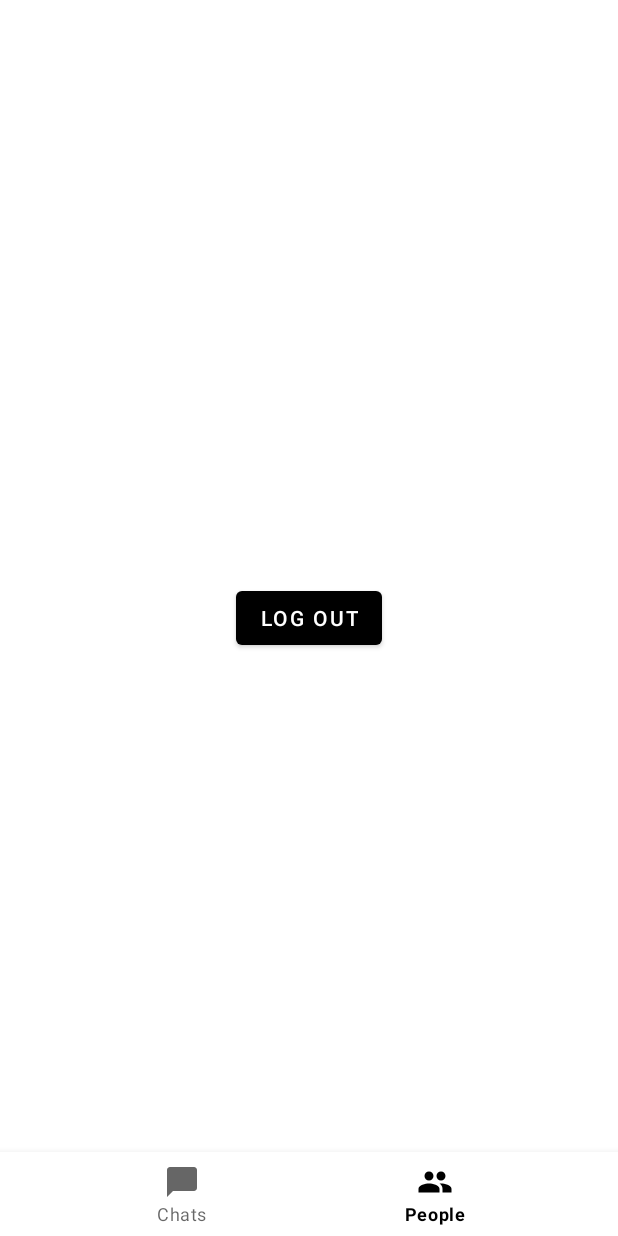
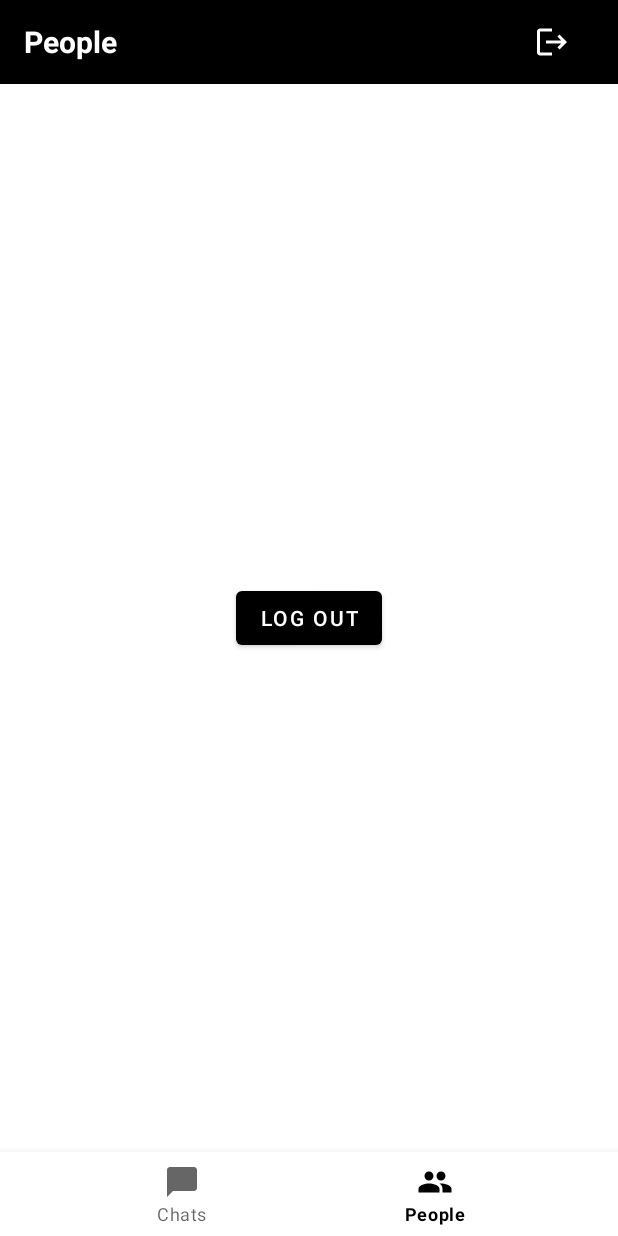
Before and after one commit to Dinu-Alin/Chat-UniTBv, an Android app: the PeopleFragment screen opened through its navigation route, on a phone screen of 412 x 824 dp. Run offline under Robolectric (Android 15) with nearby library versions, the phone set to English and light mode, and no system bars; our stand-ins replace navigation-ui.

Commit message:
Added toolbar and slider menu

```diff
--- a/ChatUniTbv/app/build.gradle.kts
+++ b/ChatUniTbv/app/build.gradle.kts
@@ -49,10 +49,10 @@ dependencies {
     implementation("com.google.firebase:firebase-messaging:23.0.0")
     implementation("androidx.work:work-runtime:2.7.0")
     implementation("androidx.legacy:legacy-support-v4:1.0.0")
-    val kotlin_version = "1.5.10"
+    val kotlin_version = "1.5.20"
     implementation("org.jetbrains.kotlin:kotlin-stdlib:${kotlin_version}")
     implementation("androidx.core:core-ktx:1.7.0")
-    implementation("androidx.appcompat:appcompat:1.3.1")
+    implementation("androidx.appcompat:appcompat:1.4.0")
     implementation("com.google.android.material:material:1.4.0")
     implementation("androidx.constraintlayout:constraintlayout:2.1.1")
     testImplementation("junit:junit:4.13.2")
--- a/ChatUniTbv/app/src/main/java/com/lagar/chatunitbv/activities/MainActivity.kt
+++ b/ChatUniTbv/app/src/main/java/com/lagar/chatunitbv/activities/MainActivity.kt
@@ -3,43 +3,70 @@ package com.lagar.chatunitbv.activities
 import android.os.Bundle
 import android.os.Handler
 import android.os.Looper
+import android.view.View
+import android.widget.TextView
 import android.widget.Toast
+import androidx.appcompat.app.ActionBarDrawerToggle
 import androidx.appcompat.app.AppCompatActivity
+import androidx.appcompat.widget.Toolbar
+import androidx.core.view.GravityCompat
+import androidx.drawerlayout.widget.DrawerLayout
 import androidx.navigation.NavController
 import androidx.navigation.fragment.NavHostFragment
 import androidx.navigation.ui.AppBarConfiguration
 import androidx.navigation.ui.setupActionBarWithNavController
 import androidx.navigation.ui.setupWithNavController
 import com.google.android.material.bottomnavigation.BottomNavigationView
+import com.google.android.material.navigation.NavigationView
 import com.lagar.chatunitbv.R
 import com.lagar.chatunitbv.databinding.ActivityMainBinding
 
-class MainActivity : AppCompatActivity() {
+class MainActivity : AppCompatActivity(){
 
     private lateinit var binding: ActivityMainBinding
-
+private lateinit var drawerLayout: DrawerLayout
+private lateinit var title:TextView
     override fun onCreate(savedInstanceState: Bundle?) {
         super.onCreate(savedInstanceState)
 
         binding = ActivityMainBinding.inflate(layoutInflater)
 
         setContentView(binding.root)
-
-
-
-        val navView: BottomNavigationView = binding.navView
-
+title = findViewById(R.id.toolbar_title)
+        val bottomNavView: BottomNavigationView = binding.bottomNavView
+         drawerLayout = findViewById(R.id.drawerLayout)
+        val toolbar: Toolbar = findViewById(R.id.toolbar)
+        val navigationView: NavigationView= findViewById(R.id.nav_view)
         val navHostFragment = supportFragmentManager.findFragmentById(R.id.nav_host_fragment_activity_main) as NavHostFragment
         val navController: NavController = navHostFragment.navController
+        val toggle = ActionBarDrawerToggle(this, drawerLayout, toolbar,R.string.navigation_drawer_open, R.string.navigation_drawer_close)
 
+        setSupportActionBar(toolbar)
+        toolbar.setNavigationOnClickListener(View.OnClickListener {
+           if(drawerLayout.isDrawerOpen(GravityCompat.START)){
+               drawerLayout.closeDrawer(GravityCompat.START)
+           }else{
+               drawerLayout.openDrawer(GravityCompat.START)
+           }
+       })
+        navigationView.bringToFront()
+        toggle.syncState()
+        drawerLayout.addDrawerListener(toggle)
         val appBarConfiguration = AppBarConfiguration(
             setOf(
                 R.id.navigation_chats, R.id.navigation_people
             )
         )
+         navController.addOnDestinationChangedListener{ _, destination, _ ->
+             title.text = when(destination.id){
+             R.id.navigation_chats -> "Chats"
+             R.id.navigation_people ->"People"
+             else ->" "
+    }
+}
         setupActionBarWithNavController(navController, appBarConfiguration)
-        navView.setupWithNavController(navController)
-        supportActionBar?.hide()
+        bottomNavView.setupWithNavController(navController)
+
     }
 
     private var doubleBackToExitPressedOnce = false
@@ -59,4 +86,7 @@ class MainActivity : AppCompatActivity() {
         }, 2000)
     }
 
+
+
+
 }
--- /dev/null
+++ b/ChatUniTbv/app/src/main/res/drawable/ic_baseline_logout_24.xml
@@ -0,0 +1,11 @@
+<vector xmlns:android="http://schemas.android.com/apk/res/android"
+    android:width="24dp"
+    android:height="24dp"
+    android:viewportWidth="24"
+    android:viewportHeight="24"
+    android:tint="?attr/colorControlNormal"
+    android:autoMirrored="true">
+  <path
+      android:fillColor="@android:color/white"
+      android:pathData="M17,7l-1.41,1.41L18.17,11H8v2h10.17l-2.58,2.58L17,17l5,-5zM4,5h8V3H4c-1.1,0 -2,0.9 -2,2v14c0,1.1 0.9,2 2,2h8v-2H4V5z"/>
+</vector>
--- /dev/null
+++ b/ChatUniTbv/app/src/main/res/drawable/ic_baseline_person_24.xml
@@ -0,0 +1,10 @@
+<vector xmlns:android="http://schemas.android.com/apk/res/android"
+    android:width="24dp"
+    android:height="24dp"
+    android:viewportWidth="24"
+    android:viewportHeight="24"
+    android:tint="?attr/colorControlNormal">
+  <path
+      android:fillColor="@android:color/white"
+      android:pathData="M12,12c2.21,0 4,-1.79 4,-4s-1.79,-4 -4,-4 -4,1.79 -4,4 1.79,4 4,4zM12,14c-2.67,0 -8,1.34 -8,4v2h16v-2c0,-2.66 -5.33,-4 -8,-4z"/>
+</vector>
--- a/ChatUniTbv/app/src/main/res/layout/activity_main.xml
+++ b/ChatUniTbv/app/src/main/res/layout/activity_main.xml
@@ -1,16 +1,78 @@
 <?xml version="1.0" encoding="utf-8"?>
-<androidx.constraintlayout.widget.ConstraintLayout
+<androidx.drawerlayout.widget.DrawerLayout
     xmlns:android="http://schemas.android.com/apk/res/android"
     xmlns:app="http://schemas.android.com/apk/res-auto"
     xmlns:tools="http://schemas.android.com/tools"
-    android:id="@+id/container"
+    android:id="@+id/drawerLayout"
     android:layout_width="match_parent"
     android:layout_height="match_parent"
+    tools:openDrawer="start"
+    android:fitsSystemWindows="true"
     tools:context=".activities.MainActivity">
 
+    <com.google.android.material.navigation.NavigationView
+        android:id="@+id/nav_view"
+        android:layout_width="wrap_content"
+        android:layout_height="match_parent"
+        android:layout_gravity="start"
+        android:fitsSystemWindows="true"
+        app:headerLayout="@menu/sliding_menu_header"
+        />
+
+    <androidx.constraintlayout.widget.ConstraintLayout
+        android:layout_width="match_parent"
+        android:layout_height="match_parent">
+
+        <androidx.appcompat.widget.Toolbar
+            android:id="@+id/toolbar"
+            android:layout_width="match_parent"
+            android:layout_height="?attr/actionBarSize"
+            android:background="@color/black"
+            android:minHeight="?attr/actionBarSize"
+            android:theme="@style/ToolBarTheme"
+            app:layout_constraintEnd_toEndOf="parent"
+            app:layout_constraintStart_toStartOf="parent"
+            app:layout_constraintTop_toTopOf="parent"
+            app:titleTextColor="@color/white">
+
+            <RelativeLayout
+                android:layout_width="match_parent"
+                android:layout_height="wrap_content">
+
+                <TextView
+                    android:id="@+id/toolbar_title"
+                    android:layout_width="wrap_content"
+                    android:layout_height="match_parent"
+                    android:gravity="center"
+                    android:textColor="@android:color/white"
+                    android:textSize="20sp"
+                    android:textStyle="bold"
+                    android:layout_alignParentStart="true"/>
+                <ImageButton
+                    android:id="@+id/toolbar_button"
+                    android:layout_width="wrap_content"
+                    android:layout_height="match_parent"
+                    android:src="@drawable/ic_baseline_logout_24"
+                    style="@style/Widget.AppCompat.Button.Borderless"
+                    android:layout_alignParentEnd="true"/>
+
+            </RelativeLayout>
+        </androidx.appcompat.widget.Toolbar>
+
+        <androidx.fragment.app.FragmentContainerView
+            android:id="@+id/nav_host_fragment_activity_main"
+            android:name="androidx.navigation.fragment.NavHostFragment"
+            android:layout_width="match_parent"
+            android:layout_height="match_parent"
+            app:defaultNavHost="true"
+            app:layout_constraintTop_toBottomOf="@id/toolbar"
+            app:layout_constraintLeft_toLeftOf="parent"
+            app:layout_constraintRight_toRightOf="parent"
+            app:layout_constraintTop_toTopOf="parent"
+            app:navGraph="@navigation/main_activity_nav_graph" />
 
         <com.google.android.material.bottomnavigation.BottomNavigationView
-        android:id="@+id/nav_view"
+            android:id="@+id/bottom_nav_view"
             android:layout_width="0dp"
             android:layout_height="wrap_content"
             android:layout_marginStart="0dp"
@@ -20,17 +82,6 @@
             app:layout_constraintLeft_toLeftOf="parent"
             app:layout_constraintRight_toRightOf="parent"
             app:menu="@menu/bottom_nav_menu" />
+    </androidx.constraintlayout.widget.ConstraintLayout>
 
-    <androidx.fragment.app.FragmentContainerView
-        android:id="@+id/nav_host_fragment_activity_main"
-        android:name="androidx.navigation.fragment.NavHostFragment"
-        android:layout_width="match_parent"
-        android:layout_height="match_parent"
-        app:defaultNavHost="true"
-        app:layout_constraintBottom_toTopOf="@id/nav_view"
-        app:layout_constraintLeft_toLeftOf="parent"
-        app:layout_constraintRight_toRightOf="parent"
-        app:layout_constraintTop_toTopOf="parent"
-        app:navGraph="@navigation/main_activity_nav_graph" />
-
-</androidx.constraintlayout.widget.ConstraintLayout>
+</androidx.drawerlayout.widget.DrawerLayout >
--- a/ChatUniTbv/app/src/main/res/layout/people_fragment.xml
+++ b/ChatUniTbv/app/src/main/res/layout/people_fragment.xml
@@ -13,6 +13,6 @@
     app:layout_constraintTop_toTopOf="parent"
     app:layout_constraintBottom_toBottomOf="parent"
     app:layout_constraintEnd_toEndOf="parent"
-    android:text="Log out"/>
+    android:text="@string/log_out"/>
 
 </androidx.constraintlayout.widget.ConstraintLayout>
--- /dev/null
+++ b/ChatUniTbv/app/src/main/res/menu/sliding_menu_header.xml
@@ -0,0 +1,65 @@
+<?xml version="1.0" encoding="utf-8"?>
+<androidx.constraintlayout.widget.ConstraintLayout xmlns:android="http://schemas.android.com/apk/res/android"
+    xmlns:tools="http://schemas.android.com/tools"
+    android:layout_width="match_parent"
+    android:layout_height="wrap_content"
+    xmlns:app="http://schemas.android.com/apk/res-auto">
+
+    <ImageView
+        android:id="@+id/profile_image"
+        android:layout_width="0dp"
+        android:layout_height="0dp"
+        android:src="@drawable/ic_baseline_person_24"
+        app:layout_constraintTop_toTopOf="parent"
+        app:layout_constraintRight_toRightOf="parent"
+        app:layout_constraintLeft_toLeftOf="parent"
+        android:layout_marginTop="100dp"
+        android:contentDescription="@string/user_image"
+        app:layout_constraintWidth_percent="0.5"
+        app:layout_constraintHeight_percent="0.33"
+        />
+
+    <TextView
+        android:id="@+id/profile_name"
+        android:layout_width="wrap_content"
+        android:layout_height="wrap_content"
+        app:layout_constraintLeft_toLeftOf="parent"
+        app:layout_constraintRight_toRightOf="parent"
+        app:layout_constraintTop_toBottomOf="@id/profile_image"
+        android:text="John Johnson"
+        android:textSize="30sp"
+        android:textStyle="bold"
+        android:layout_marginTop="10dp"
+        android:textAlignment="center"
+        android:textColor="@color/black"
+        />
+
+    <TextView
+        android:id="@+id/profile_field"
+        android:layout_width="wrap_content"
+        android:layout_height="wrap_content"
+        app:layout_constraintLeft_toLeftOf="parent"
+        app:layout_constraintRight_toRightOf="parent"
+        app:layout_constraintTop_toBottomOf="@id/profile_name"
+        android:text="Field"
+        android:textSize="18sp"
+        android:textStyle="bold"
+        android:layout_marginTop="10dp"
+        android:textAlignment="center"
+        android:textColor="@color/black"
+        />
+
+    <TextView
+        android:id="@+id/profile_group"
+        android:layout_width="wrap_content"
+        android:layout_height="wrap_content"
+        app:layout_constraintLeft_toLeftOf="parent"
+        app:layout_constraintRight_toRightOf="parent"
+        app:layout_constraintTop_toBottomOf="@id/profile_field"
+        android:text="Group"
+        android:layout_marginTop="10dp"
+        android:textAlignment="center"
+        android:textColor="@color/black"
+        />
+
+</androidx.constraintlayout.widget.ConstraintLayout>
--- a/ChatUniTbv/app/src/main/res/values/strings.xml
+++ b/ChatUniTbv/app/src/main/res/values/strings.xml
@@ -14,9 +14,18 @@
     <string name="confirm_password">Confirm password</string>
     <string name="title_activity_main2">MainActivity</string>
 
+    <string name="user_image">User Image</string>
+    <string name="name">John Johnson</string>
+    <string name="group">Group</string>
+    <string name="field_of_study">Field of study</string>
+
+    <string name="navigation_drawer_open">Open navigation drawer</string>
+    <string name="navigation_drawer_close">Close navigation drawer</string>
+
     <string name="log_out">LOG OUT</string>
     <string name="remember_me">Remember me</string>
     <string name="title_activity_login">LoginActivity</string>
+
     <!-- Strings used for fragments for navigation -->
     <string name="first_fragment_label">First Fragment</string>
     <string name="second_fragment_label">Second Fragment</string>
--- a/ChatUniTbv/app/src/main/res/values/styles.xml
+++ b/ChatUniTbv/app/src/main/res/values/styles.xml
@@ -15,4 +15,7 @@
     <style name="GreyButton" parent="android:Widget.Button">
         <item name="android:background">@drawable/shape_button_background_white</item>
     </style>
+    <style name="MyOverflowButtonStyle" parent="Widget.AppCompat.ActionButton.Overflow">
+        <item name="android:tint">@color/white</item>
+    </style>
 </resources>
--- a/ChatUniTbv/app/src/main/res/values/themes.xml
+++ b/ChatUniTbv/app/src/main/res/values/themes.xml
@@ -1,6 +1,6 @@
 <resources xmlns:tools="http://schemas.android.com/tools">
     <!-- Base application theme. -->
-    <style name="Theme.ChatUniTbv" parent="Theme.MaterialComponents.DayNight.DarkActionBar">
+    <style name="Theme.ChatUniTbv" parent="Theme.MaterialComponents.DayNight.NoActionBar">
         <!-- Primary brand color. -->
         <item name="colorPrimary">@color/black</item>
         <item name="colorPrimaryVariant">@color/gray</item>
@@ -32,4 +32,25 @@
     <style name="Theme.ChatUniTbv.AppBarOverlay" parent="ThemeOverlay.AppCompat.Dark.ActionBar" />
 
     <style name="Theme.ChatUniTbv.PopupOverlay" parent="ThemeOverlay.AppCompat.Light" />
+    <style name="ToolBarTheme" parent="@style/Theme.AppCompat.Light.NoActionBar">
+        <!-- Primary brand color. -->
+        <item name="colorPrimary">@color/black</item>
+        <item name="colorPrimaryVariant">@color/black</item>
+        <item name="colorOnPrimary">@color/black</item>
+        <!-- Secondary brand color. -->
+        <item name="colorSecondary">@color/black</item>
+        <item name="colorSecondaryVariant">@color/black</item>
+        <item name="colorOnSecondary">@color/black</item>
+        <!-- Status bar color. -->
+        <item name="android:statusBarColor" tools:targetApi="l">?attr/colorPrimaryVariant</item>
+        <item name="actionOverflowButtonStyle">@style/MyOverflowButtonStyle</item>
+        <item name="android:textColorSecondary">@android:color/white</item>
+        <!-- Customize your theme here. -->
+        <item name="materialCalendarStyle">@style/Widget.MaterialComponents.MaterialCalendar</item>
+        <item name="materialCalendarFullscreenTheme">
+            @style/ThemeOverlay.MaterialComponents.MaterialCalendar.Fullscreen
+        </item>
+        <item name="materialCalendarTheme">@style/ThemeOverlay.MaterialComponents.MaterialCalendar
+        </item>
+    </style>
 </resources>
--- a/ChatUniTbv/build.gradle.kts
+++ b/ChatUniTbv/build.gradle.kts
@@ -8,10 +8,10 @@ buildscript {
 
     dependencies {
         val nav_version = "2.3.5"
-        classpath("com.android.tools.build:gradle:7.0.3")
+        classpath("com.android.tools.build:gradle:4.2.0")
         classpath("org.jetbrains.kotlin:kotlin-gradle-plugin:1.5.31")
         classpath("org.jetbrains.kotlin:kotlin-android-extensions:${kotlin_version}")
-        classpath("com.google.gms:google-services:4.3.10")
+        classpath("com.google.gms:google-services:4.3.4")
         classpath("androidx.navigation:navigation-safe-args-gradle-plugin:2.3.5")
 
         // NOTE: Do not place your application dependencies here; they belong
```
Lines whose indentation alone changed are shown as unchanged.
